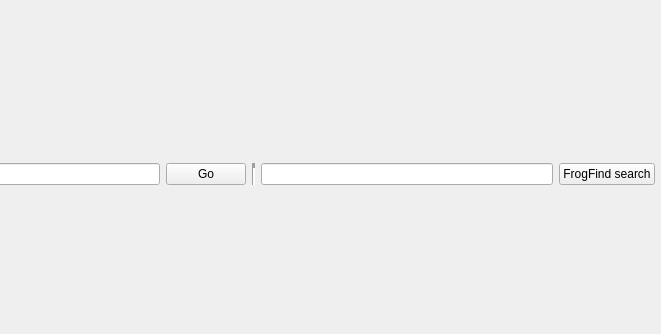
Old version of the form audio-jack-web-qt/mainactivity.ui in the repository tux-linux/audio-jack-web; both pictures show x 139 to 800 and y 0 to 334 of the 800 by 527 pixel window.
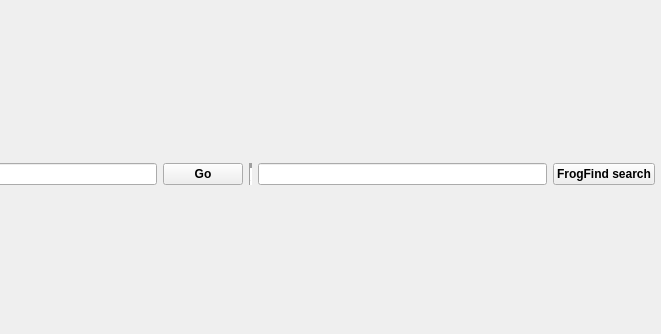
New version of the form.

Commit message: Progress dialog base

```diff
--- a/audio-jack-web-qt/mainactivity.ui
+++ b/audio-jack-web-qt/mainactivity.ui
@@ -31,6 +31,12 @@
      <layout class="QGridLayout" name="gridLayout_2">
       <item row="0" column="4">
        <widget class="QPushButton" name="searchBtn">
+        <property name="font">
+         <font>
+          <weight>75</weight>
+          <bold>true</bold>
+         </font>
+        </property>
         <property name="text">
          <string>FrogFind search</string>
         </property>
@@ -44,6 +50,12 @@
       </item>
       <item row="0" column="1">
        <widget class="QPushButton" name="pushButton">
+        <property name="font">
+         <font>
+          <weight>75</weight>
+          <bold>true</bold>
+         </font>
+        </property>
         <property name="text">
          <string>Go</string>
         </property>
```
The commit also changes 4 other files.
